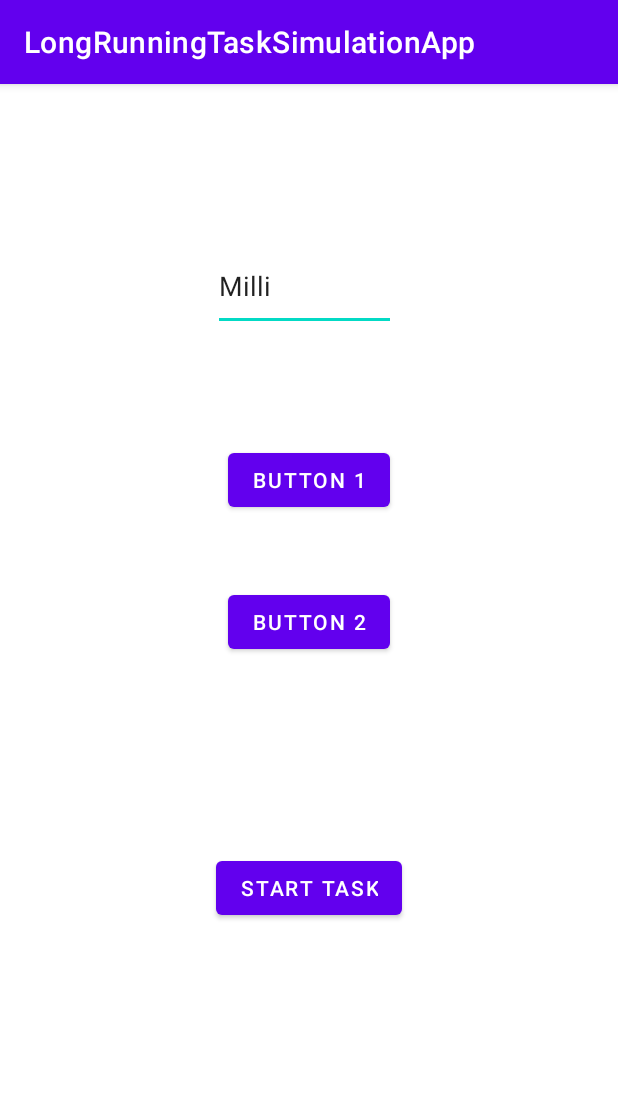
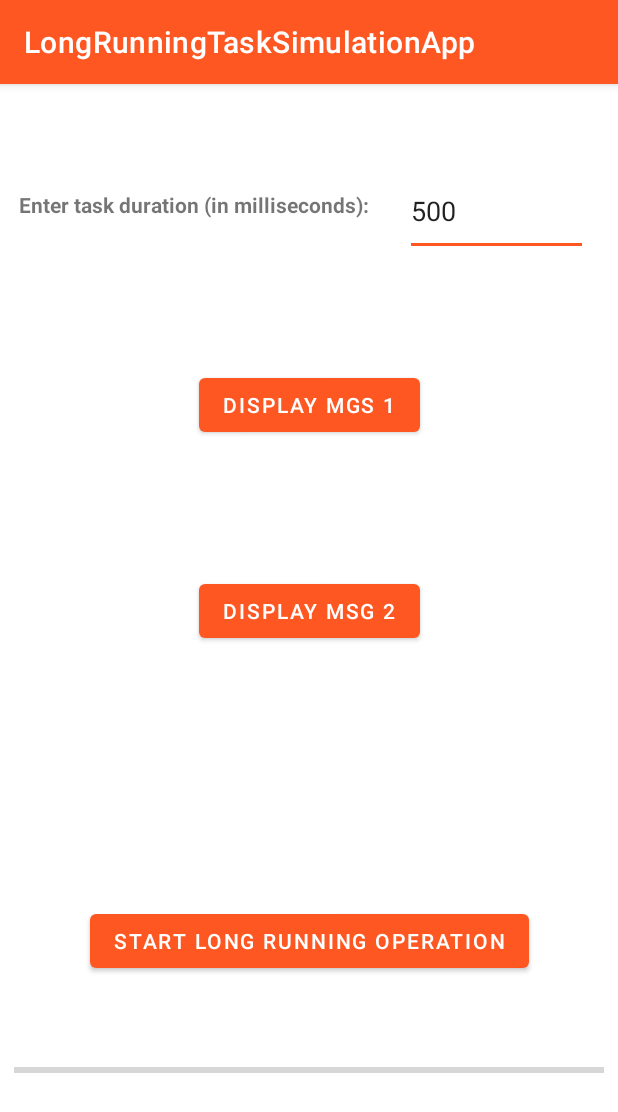
Before and after one commit to xsurgefl7/LongRunningTaskSimulationApp, an Android app: the screen it shows after launch (MainActivity), on a phone screen of 412 x 824 dp. Shown: the top 1112 px of the screen. Run offline under Robolectric (Android 15) with nearby library versions, the phone set to English and light mode, and no system bars.

Commit message:
Added Progress Bar and Color

```diff
--- a/app/src/main/java/com/example/longrunningtasksimulationapp/MainActivity.java
+++ b/app/src/main/java/com/example/longrunningtasksimulationapp/MainActivity.java
@@ -4,29 +4,35 @@ import androidx.appcompat.app.AppCompatActivity;
 
 import android.os.AsyncTask;
 import android.os.Bundle;
+import android.os.Handler;
 import android.view.View;
 import android.widget.Button;
 import android.widget.EditText;
+import android.widget.ProgressBar;
 import android.widget.TextView;
 import android.widget.Toast;
+
 
 public class MainActivity extends AppCompatActivity {
 
 
     TextView ProgressOut;
     private Toast mToast;
+    ProgressBar progressBar;
+    public int progressStatus = 0;
+    private Handler handler = new Handler();
+
 
     @Override
     protected void onCreate(Bundle savedInstanceState) {
         super.onCreate(savedInstanceState);
         setContentView(R.layout.activity_main);
 
+
         Button button = (Button) findViewById(R.id.button);
         Button button1 = (Button) findViewById(R.id.button1);
         Button button2 = (Button) findViewById(R.id.button2);
-
-
-
+        progressBar = findViewById(R.id.progressBar);
 
         ProgressOut = (TextView) findViewById(R.id.ProgressOut);
         ProgressOut.setVisibility(View.INVISIBLE);
@@ -48,7 +54,6 @@ public class MainActivity extends AppCompatActivity {
         EditText numInput = findViewById(R.id.editText);
         Long TimeM = Long.valueOf(Integer.parseInt(numInput.getText().toString()));
 
-
         @Override
         protected void onPreExecute() {
             super.onPreExecute();
@@ -57,13 +62,33 @@ public class MainActivity extends AppCompatActivity {
 
         @Override
         protected String doInBackground(Void... voids) {
-           for (int i = 0; i <= 100; i = i + 1) {
+
+            new Thread(new Runnable() {
+                public void run() {
+                    while (progressStatus < 100) {
+                        progressStatus += 1;
+                        handler.post(new Runnable() {
+                            public void run() {
+                                progressBar.setProgress(progressStatus);
+                            }
+                        });
+                        try {
+                            Thread.sleep(TimeM);
+                        } catch (InterruptedException e) {
+                            e.printStackTrace();
+                        }
+                    }
+                }
+            }).start();
+
+            for (int i = 0; i <= 100; i = i + 1) {
                try {
                    Thread.sleep(TimeM);
                } catch (InterruptedException e) {
                    e.printStackTrace();
                }
                publishProgress(i);
+
            }
            return "Finished!";
         }
@@ -71,6 +96,7 @@ public class MainActivity extends AppCompatActivity {
         @Override
         protected void onProgressUpdate(Integer... Values) {
             super.onProgressUpdate(Values);
+
             ProgressOut.setText(Values[0].toString() + "% finished");
         }
         @Override
--- a/app/src/main/res/layout/activity_main.xml
+++ b/app/src/main/res/layout/activity_main.xml
@@ -11,10 +11,10 @@
         android:layout_width="wrap_content"
         android:layout_height="wrap_content"
         android:layout_marginStart="131dp"
-        android:layout_marginTop="239dp"
+        android:layout_marginTop="139dp"
         android:layout_marginEnd="131dp"
         android:layout_marginBottom="23dp"
-        android:text="Button 1"
+        android:text="Display MGS 1"
         app:layout_constraintBottom_toTopOf="@+id/button2"
         app:layout_constraintEnd_toEndOf="parent"
         app:layout_constraintStart_toStartOf="parent"
@@ -28,7 +28,7 @@
         android:layout_marginTop="23dp"
         android:layout_marginEnd="131dp"
         android:layout_marginBottom="66dp"
-        android:text="Button 2"
+        android:text="Display MSG 2"
         app:layout_constraintBottom_toTopOf="@+id/button"
         app:layout_constraintEnd_toEndOf="parent"
         app:layout_constraintStart_toStartOf="parent"
@@ -42,7 +42,7 @@
         android:layout_marginTop="63dp"
         android:layout_marginEnd="131dp"
         android:layout_marginBottom="88dp"
-        android:text="Start Task"
+        android:text="Start Long Running Operation"
         app:layout_constraintBottom_toTopOf="@+id/ProgressOut"
         app:layout_constraintEnd_toEndOf="parent"
         app:layout_constraintStart_toStartOf="parent"
@@ -53,10 +53,11 @@
         android:layout_width="wrap_content"
         android:layout_height="wrap_content"
         android:layout_marginStart="131dp"
-        android:layout_marginTop="88dp"
+        android:layout_marginTop="24dp"
         android:layout_marginEnd="131dp"
         android:text="TextView"
         app:layout_constraintEnd_toEndOf="parent"
+        app:layout_constraintHorizontal_bias="0.494"
         app:layout_constraintStart_toStartOf="parent"
         app:layout_constraintTop_toBottomOf="@+id/button" />
 
@@ -64,15 +65,45 @@
         android:id="@+id/editText"
         android:layout_width="122dp"
         android:layout_height="59dp"
-        android:layout_marginStart="141dp"
-        android:layout_marginTop="105dp"
-        android:layout_marginEnd="148dp"
+        android:layout_marginTop="55dp"
+        android:layout_marginEnd="20dp"
         android:layout_marginBottom="75dp"
         android:ems="10"
         android:inputType="textPersonName"
-        android:text="Milli"
+        android:text="500"
         app:layout_constraintBottom_toTopOf="@+id/button1"
         app:layout_constraintEnd_toEndOf="parent"
+        app:layout_constraintTop_toTopOf="parent"
+        app:layout_constraintVertical_bias="0.0" />
+
+    <TextView
+        android:id="@+id/textView"
+        android:layout_width="257dp"
+        android:layout_height="44dp"
+        android:layout_marginBottom="75dp"
+        android:text="Enter task duration (in milliseconds):"
+        android:textSize="14sp"
+        android:textStyle="bold"
+        app:layout_constraintBottom_toTopOf="@+id/button1"
+        app:layout_constraintEnd_toStartOf="@+id/editText"
+        app:layout_constraintHorizontal_bias="1.0"
         app:layout_constraintStart_toStartOf="parent"
-        app:layout_constraintTop_toTopOf="parent" />
+        app:layout_constraintTop_toTopOf="parent"
+        app:layout_constraintVertical_bias="1.0" />
+
+    <ProgressBar
+        android:id="@+id/progressBar"
+        style="?android:attr/progressBarStyleHorizontal"
+        android:layout_width="393dp"
+        android:layout_height="37dp"
+        android:layout_marginStart="72dp"
+        android:layout_marginEnd="55dp"
+        android:layout_marginBottom="92dp"
+        app:layout_constraintBottom_toBottomOf="parent"
+        app:layout_constraintEnd_toEndOf="parent"
+        app:layout_constraintHorizontal_bias="0.577"
+        app:layout_constraintStart_toStartOf="parent"
+        app:layout_constraintTop_toBottomOf="@+id/ProgressOut"
+        app:layout_constraintVertical_bias="0.0" />
+
 </androidx.constraintlayout.widget.ConstraintLayout>
--- a/app/src/main/res/values-night/themes.xml
+++ b/app/src/main/res/values-night/themes.xml
@@ -2,8 +2,8 @@
     <!-- Base application theme. -->
     <style name="Theme.LongRunningTaskSimulationApp" parent="Theme.MaterialComponents.DayNight.DarkActionBar">
         <!-- Primary brand color. -->
-        <item name="colorPrimary">@color/purple_200</item>
-        <item name="colorPrimaryVariant">@color/purple_700</item>
+        <item name="colorPrimary">#FF5722</item>
+        <item name="colorPrimaryVariant">#FF5722</item>
         <item name="colorOnPrimary">@color/black</item>
         <!-- Secondary brand color. -->
         <item name="colorSecondary">@color/teal_200</item>
--- a/app/src/main/res/values/themes.xml
+++ b/app/src/main/res/values/themes.xml
@@ -2,12 +2,12 @@
     <!-- Base application theme. -->
     <style name="Theme.LongRunningTaskSimulationApp" parent="Theme.MaterialComponents.DayNight.DarkActionBar">
         <!-- Primary brand color. -->
-        <item name="colorPrimary">@color/purple_500</item>
-        <item name="colorPrimaryVariant">@color/purple_700</item>
+        <item name="colorPrimary">#FF5722</item>
+        <item name="colorPrimaryVariant">#FF5722</item>
         <item name="colorOnPrimary">@color/white</item>
         <!-- Secondary brand color. -->
-        <item name="colorSecondary">@color/teal_200</item>
-        <item name="colorSecondaryVariant">@color/teal_700</item>
+        <item name="colorSecondary">#FF5722</item>
+        <item name="colorSecondaryVariant">#FF5722</item>
         <item name="colorOnSecondary">@color/black</item>
         <!-- Status bar color. -->
         <item name="android:statusBarColor" tools:targetApi="l">?attr/colorPrimaryVariant</item>
```
